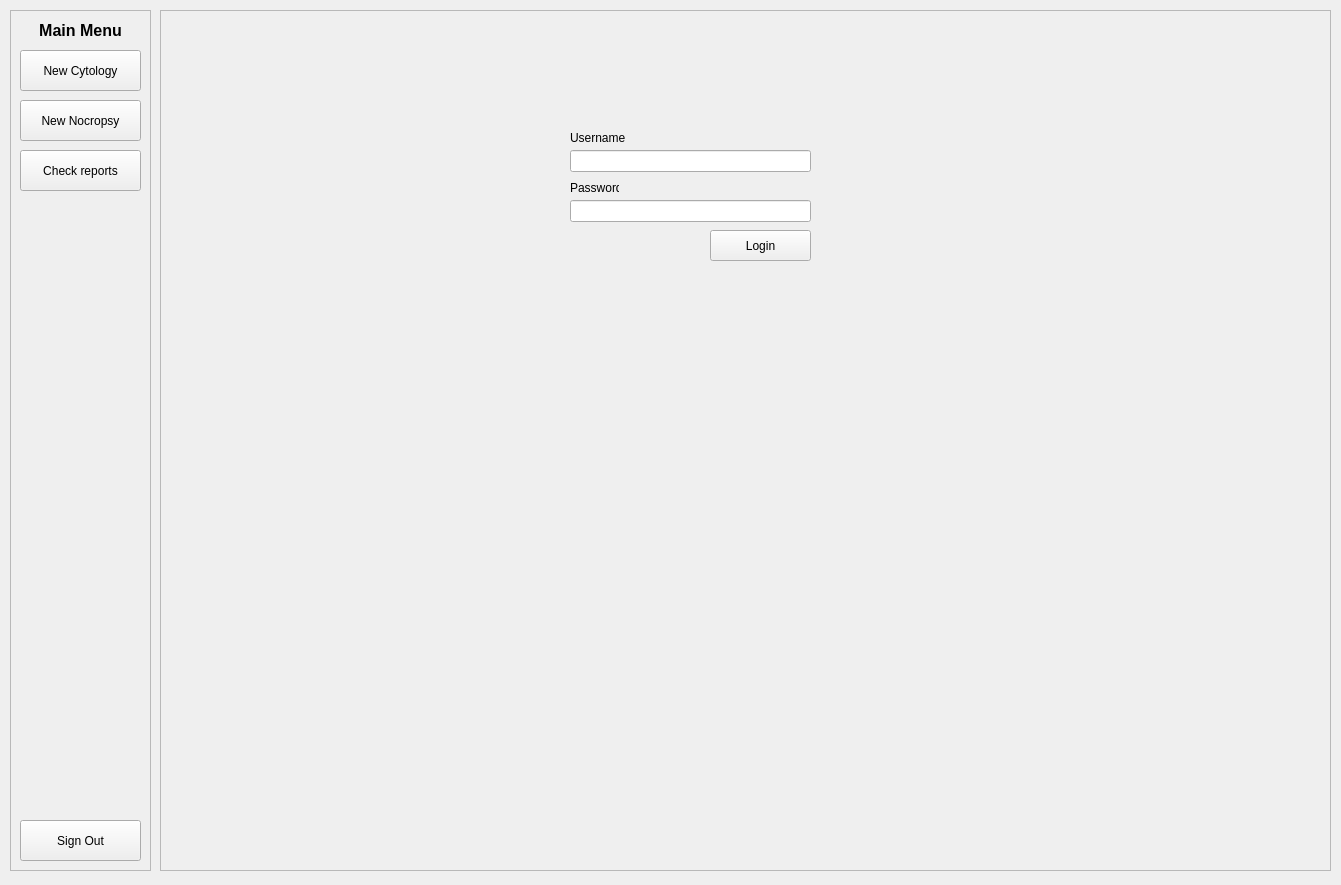
Qt form reporter/views/main_view.ui (buntueng/lab_manager) before a commit.
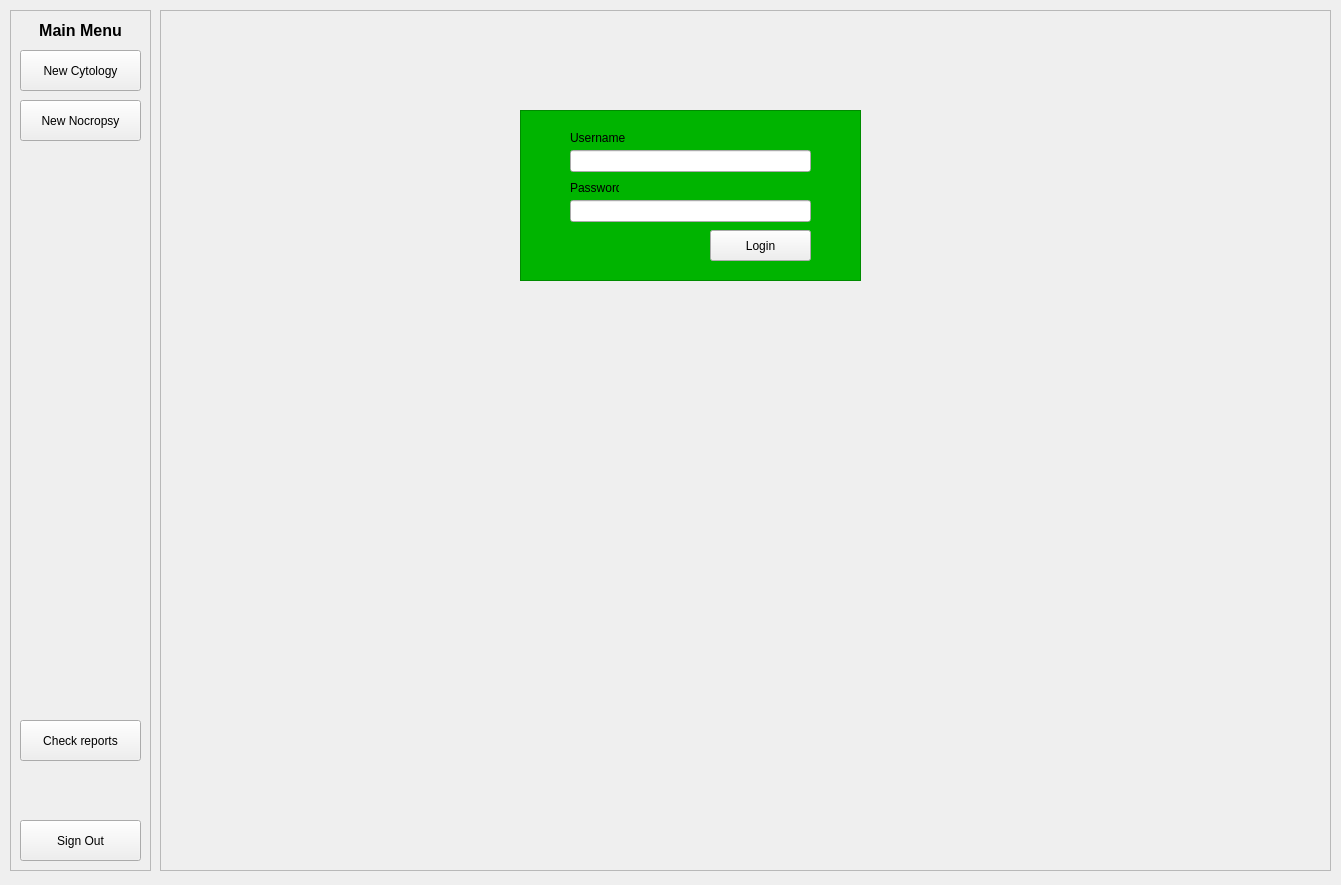
The same form after that commit. The open tabs and pages were chosen to show the change.

The edit to the form file:
```diff
--- a/reporter/views/main_view.ui
+++ b/reporter/views/main_view.ui
@@ -81,7 +81,7 @@
      <property name="geometry">
       <rect>
        <x>10</x>
-       <y>140</y>
+       <y>710</y>
        <width>121</width>
        <height>41</height>
       </rect>
@@ -191,6 +191,31 @@
         <string>Login</string>
        </property>
       </widget>
+      <widget class="QFrame" name="frame">
+       <property name="geometry">
+        <rect>
+         <x>350</x>
+         <y>90</y>
+         <width>341</width>
+         <height>171</height>
+        </rect>
+       </property>
+       <property name="styleSheet">
+        <string notr="true">background-color: rgb(0,180, 0);</string>
+       </property>
+       <property name="frameShape">
+        <enum>QFrame::StyledPanel</enum>
+       </property>
+       <property name="frameShadow">
+        <enum>QFrame::Raised</enum>
+       </property>
+      </widget>
+      <zorder>frame</zorder>
+      <zorder>login_username_label</zorder>
+      <zorder>login_username_lineEdit</zorder>
+      <zorder>login_password_label</zorder>
+      <zorder>login_password_lineEdit</zorder>
+      <zorder>login_pushButton</zorder>
      </widget>
      <widget class="QWidget" name="cytology_page">
       <widget class="QLabel" name="cytology_page_label">
```
Left out of the diff: 2 changed lines with no effect on the pictures.
